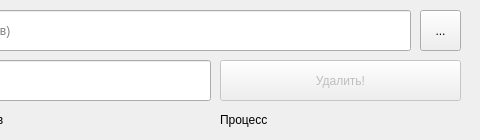
This is data/layout.ui in L0w1y/FileDelAll as Qt 5 draws it before an edit; both pictures show x 320 to 800 and y 0 to 140 of the 800 by 140 pixel window. The edited form follows.
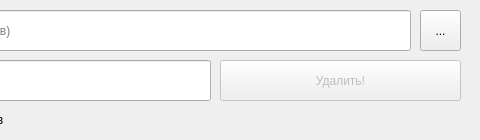
This is the edited form. Icons and pictures are not drawn.

What changed in the file:
```diff
--- a/data/layout.ui
+++ b/data/layout.ui
@@ -25,6 +25,13 @@
   <property name="windowTitle">
    <string>FileDelAll</string>
   </property>
+  <property name="windowIcon">
+   <iconset resource="layout.qrc">
+    <normaloff>:/icon/icon_new.svg</normaloff>:/icon/icon_new.svg</iconset>
+  </property>
+  <property name="documentMode">
+   <bool>false</bool>
+  </property>
   <widget class="QWidget" name="centralwidget">
    <property name="minimumSize">
     <size>
@@ -176,28 +183,6 @@
      <bool>false</bool>
     </property>
    </widget>
-   <widget class="QLabel" name="ProgressBarLabel">
-    <property name="geometry">
-     <rect>
-      <x>540</x>
-      <y>110</y>
-      <width>231</width>
-      <height>20</height>
-     </rect>
-    </property>
-    <property name="maximumSize">
-     <size>
-      <width>240</width>
-      <height>20</height>
-     </size>
-    </property>
-    <property name="text">
-     <string>Процесс</string>
-    </property>
-    <property name="wordWrap">
-     <bool>true</bool>
-    </property>
-   </widget>
   </widget>
  </widget>
  <resources/>
```
Left out of the diff: 4 changed lines with no effect on the pictures.
